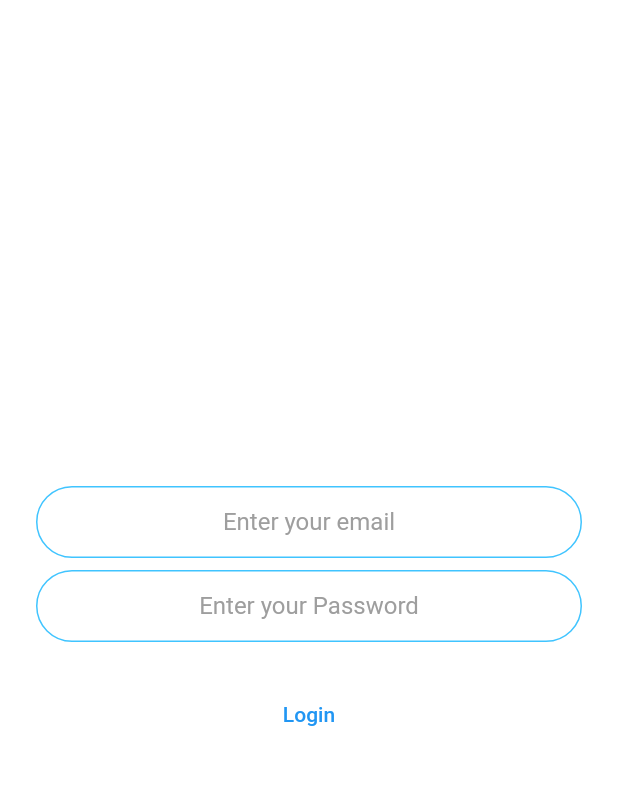
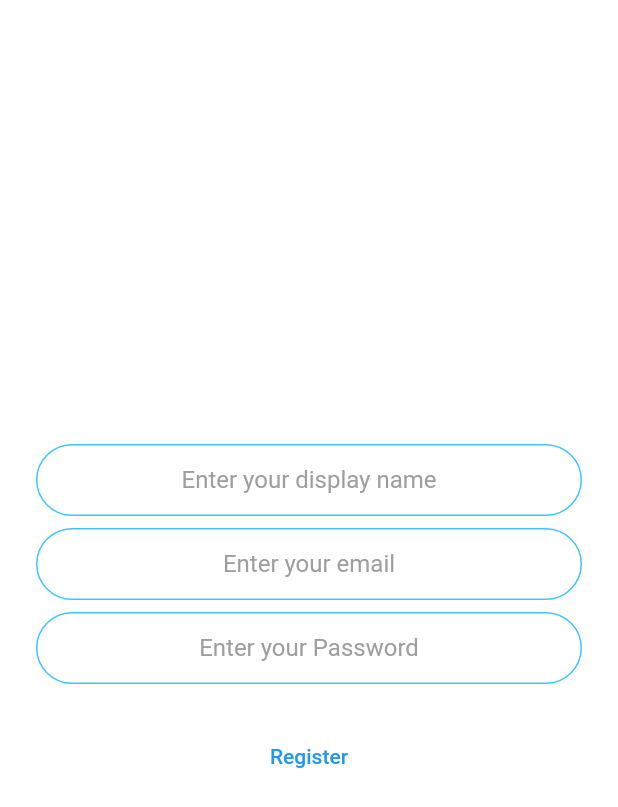
Before and after one commit to DavidBrynnHouse/CYOA, a Flutter app: the RegistrationScreen screen opened directly, on a phone screen of 412 x 824 dp. Shown: the top 807 px of the screen. Run offline on Flutter 3.47's test engine with Material 2 defaults, Android fonts, the phone set to English and light mode, and no system bars; our stand-ins replace cloud_firestore, firebase_auth, firebase_core; accounts and stored records are empty.

Commit message:
begin UI adjustment

```diff
--- a/lib/main.dart
+++ b/lib/main.dart
@@ -2,6 +2,8 @@ import 'package:cyoa/screens/ending.dart';
 import 'package:cyoa/screens/story.dart';
 import 'package:flutter/material.dart';
 import 'screens/login.dart';
+import 'screens/welcome.dart';
+import 'screens/register.dart';
 import 'screens/feed.dart';
 import 'screens/post.dart';
 import 'package:firebase_core/firebase_core.dart';
@@ -23,7 +25,9 @@ class MyApp extends StatelessWidget {
         primarySwatch: Colors.blue,
       ),
       routes: {
-        '/': (context) => RegistrationScreen(),
+        '/': (context) => WelcomeScreen(),
+        '/login': (context) => LoginScreen(),
+        '/register': (context) => RegistrationScreen(),
         '/feed': (context) => FeedPage(title: 'CYOA'),
         '/post': (context) => PostPage(title: 'CYOA'),
         '/story': (context) => StoryPage(title: 'CYOA'),
--- a/lib/screens/login.dart
+++ b/lib/screens/login.dart
@@ -1,5 +1,5 @@
+import 'package:firebase_auth/firebase_auth.dart';
 import 'package:flutter/material.dart';
-import 'package:firebase_auth/firebase_auth.dart';
 
 //code for designing the UI of our text field where the user writes his email id or password
 
@@ -17,16 +17,16 @@ const kTextFieldDecoration = InputDecoration(
     focusedBorder: OutlineInputBorder(
       borderSide: BorderSide(color: Colors.lightBlueAccent, width: 2.0),
       borderRadius: BorderRadius.all(Radius.circular(32.0)),
-  ),
-);
+    ));
 
-class RegistrationScreen extends StatefulWidget {
+class LoginScreen extends StatefulWidget {
   @override
-  _RegistrationScreenState createState() => _RegistrationScreenState();
+  _LoginScreenState createState() => _LoginScreenState();
 }
 
-class _RegistrationScreenState extends State<RegistrationScreen> {
 final _auth = FirebaseAuth.instance;
+
+class _LoginScreenState extends State<LoginScreen> {
   late String email;
   late String password;
   bool showSpinner = false;
@@ -48,7 +48,8 @@ class _RegistrationScreenState extends State<RegistrationScreen> {
                   //Do something with the user input.
                 },
                 decoration: kTextFieldDecoration.copyWith(
-                    hintText: 'Enter your email')),
+                  hintText: 'Enter your email',
+                )),
             SizedBox(
               height: 8.0,
             ),
@@ -60,20 +61,20 @@ class _RegistrationScreenState extends State<RegistrationScreen> {
                   //Do something with the user input.
                 },
                 decoration: kTextFieldDecoration.copyWith(
-                    hintText: 'Enter your Password')),
+                    hintText: 'Enter your password.')),
             SizedBox(
               height: 24.0,
             ),
             TextButton(
-              child: Text('Login'),
+                child: Text('Log In'),
                 onPressed: () async {
                   setState(() {
                     showSpinner = true;
                   });
                   try {
-                  final newUser = await _auth.createUserWithEmailAndPassword(
+                    final user = await _auth.signInWithEmailAndPassword(
                         email: email, password: password);
-                  if (newUser != null) {
+                    if (user != null) {
                       Navigator.pushNamed(context, '/feed');
                     }
                   } catch (e) {
@@ -82,8 +83,7 @@ class _RegistrationScreenState extends State<RegistrationScreen> {
                   setState(() {
                     showSpinner = false;
                   });
-              },
-            )
+                }),
           ],
         ),
       ),
--- /dev/null
+++ b/lib/screens/register.dart
@@ -0,0 +1,114 @@
+import 'package:flutter/material.dart';
+import 'package:firebase_auth/firebase_auth.dart';
+
+//code for designing the UI of our text field where the user writes his email id or password
+
+const kTextFieldDecoration = InputDecoration(
+  hintText: 'Enter a value',
+  hintStyle: TextStyle(color: Colors.grey),
+  contentPadding: EdgeInsets.symmetric(vertical: 10.0, horizontal: 20.0),
+  border: OutlineInputBorder(
+    borderRadius: BorderRadius.all(Radius.circular(32.0)),
+  ),
+  enabledBorder: OutlineInputBorder(
+    borderSide: BorderSide(color: Colors.lightBlueAccent, width: 1.0),
+    borderRadius: BorderRadius.all(Radius.circular(32.0)),
+  ),
+  focusedBorder: OutlineInputBorder(
+    borderSide: BorderSide(color: Colors.lightBlueAccent, width: 2.0),
+    borderRadius: BorderRadius.all(Radius.circular(32.0)),
+  ),
+);
+
+class RegistrationScreen extends StatefulWidget {
+  @override
+  _RegistrationScreenState createState() => _RegistrationScreenState();
+}
+
+class _RegistrationScreenState extends State<RegistrationScreen> {
+  final _auth = FirebaseAuth.instance;
+  late String displayName;
+  late String email;
+  late String password;
+  bool showSpinner = false;
+  @override
+  Widget build(BuildContext context) {
+    return Scaffold(
+      backgroundColor: Colors.white,
+      body: Padding(
+        padding: EdgeInsets.symmetric(horizontal: 24.0),
+        child: Column(
+          mainAxisAlignment: MainAxisAlignment.center,
+          crossAxisAlignment: CrossAxisAlignment.stretch,
+          children: <Widget>[
+            TextField(
+              keyboardType: TextInputType.name,
+              textAlign: TextAlign.center,
+              onChanged: (value) async {
+                displayName = value;
+                //Do something with the user input.
+              },
+              decoration: kTextFieldDecoration.copyWith(
+                  hintText: 'Enter your display name'),
+            ),
+            SizedBox(
+              height: 8.0,
+            ),
+            TextField(
+              keyboardType: TextInputType.emailAddress,
+              textAlign: TextAlign.center,
+              onChanged: (value) {
+                email = value;
+                //Do something with the user input.
+              },
+              decoration:
+                  kTextFieldDecoration.copyWith(hintText: 'Enter your email'),
+            ),
+            SizedBox(
+              height: 8.0,
+            ),
+            TextField(
+              obscureText: true,
+              textAlign: TextAlign.center,
+              onChanged: (value) {
+                password = value;
+                //Do something with the user input.
+              },
+              decoration: kTextFieldDecoration.copyWith(
+                  hintText: 'Enter your Password'),
+            ),
+            SizedBox(
+              height: 24.0,
+            ),
+            TextButton(
+              child: Text('Register'),
+              onPressed: () async {
+                setState(() {
+                  showSpinner = true;
+                });
+                try {
+                  final newUser = await _auth.createUserWithEmailAndPassword(
+                    email: email,
+                    password: password,
+                  );
+                  if (newUser != null) {
+                    User firebaseUser = await _auth.currentUser!;
+                    firebaseUser.updateDisplayName(displayName);
+                    await firebaseUser.reload();
+                    firebaseUser = await FirebaseAuth.instance.currentUser!;
+                    Navigator.pushNamed(context, '/feed');
+                  }
+                } catch (e) {
+                  print(e);
+                }
+                setState(() {
+                  showSpinner = false;
+                });
+              },
+            )
+          ],
+        ),
+      ),
+    );
+  }
+}
```
Also changed, not shown: lib/screens/feed.dart (+18 -4 lines), lib/screens/post.dart (+28 -2 lines), lib/screens/welcome.dart (added, +33 -0 lines). Lines whose indentation alone changed are shown as unchanged.
